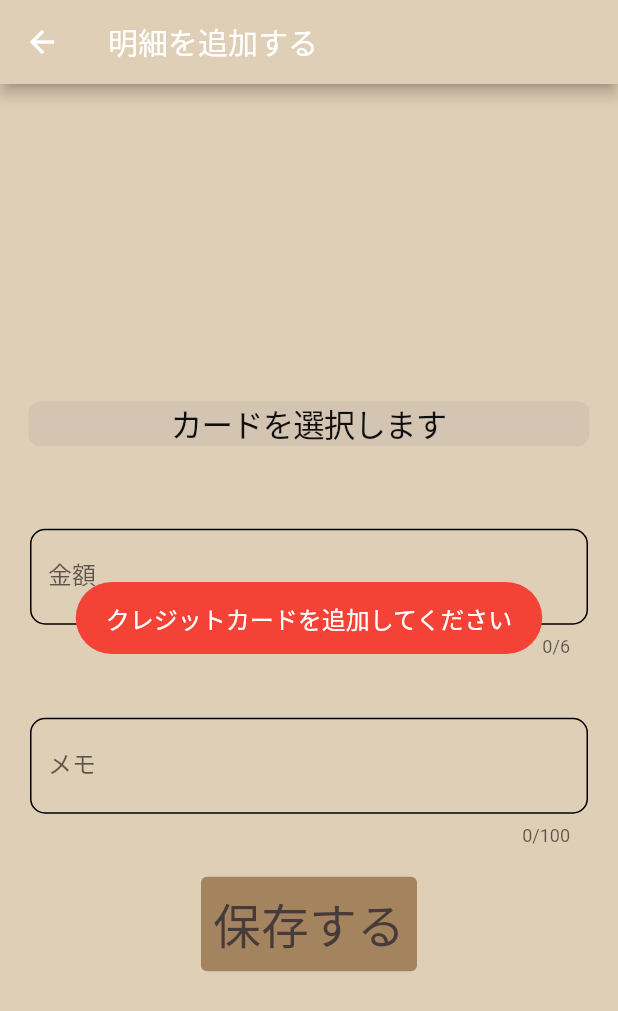
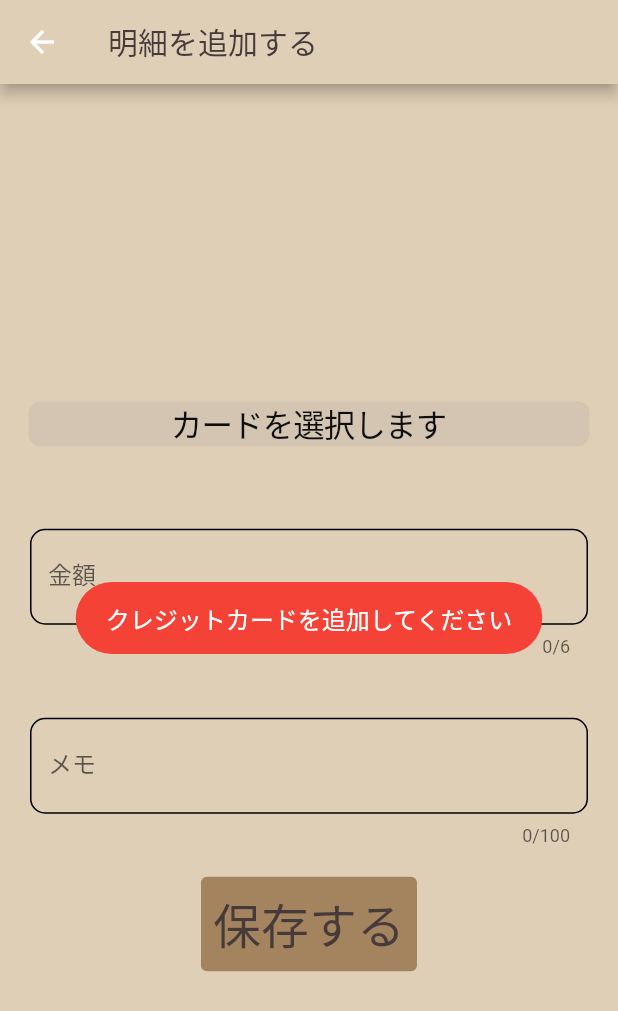
Before and after one commit to koki1126/creditcard-statement-note, a Flutter app: the AddStatement screen opened by its route, on a phone screen of 412 x 824 dp. Shown: the top 1011 px of the screen. Run offline on Flutter 3.47's test engine with Material 2 defaults, Android fonts, the phone set to English and light mode, and no system bars; our stand-ins replace fluttertoast, sqflite; missing offline and left inert: flutter_device_type; accounts and stored records are empty.

Commit message:
AppBarの文字色を変更

```diff
--- a/lib/add_statement.dart
+++ b/lib/add_statement.dart
@@ -63,7 +63,12 @@ class _AddStatementState extends State<AddStatement> {
 
     return Scaffold(
       appBar: AppBar(
-        title: const Text('明細を追加する'),
+        title: const Text(
+          '明細を追加する',
+          style: TextStyle(
+            color: kbackgroundColor3,
+          ),
+        ),
         backgroundColor: kbackgroundColor1,
       ),
       backgroundColor: kbackgroundColor1,
```
